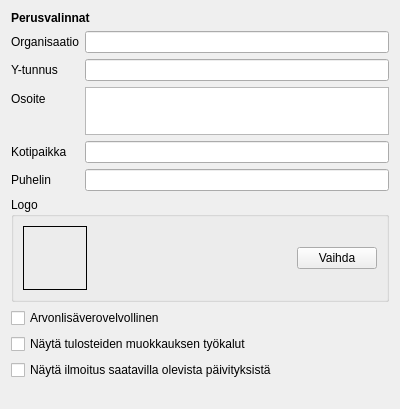
Above: kitupiikki/maaritys/perusvalinnat.ui from artoh/kitupiikki before the change. Below: the same form after it.
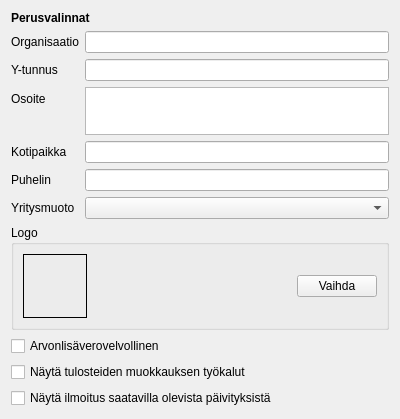
That is the form after the change.

Commit message: Muodon vaihto myös perusvalinnoissa

Patch:
```diff
--- a/kitupiikki/maaritys/perusvalinnat.ui
+++ b/kitupiikki/maaritys/perusvalinnat.ui
@@ -105,6 +105,16 @@
      <item row="4" column="1">
       <widget class="QLineEdit" name="puhelinEdit"/>
      </item>
+     <item row="5" column="0">
+      <widget class="QLabel" name="muotoLabel">
+       <property name="text">
+        <string>Yritysmuoto</string>
+       </property>
+      </widget>
+     </item>
+     <item row="5" column="1">
+      <widget class="QComboBox" name="muotoCombo"/>
+     </item>
     </layout>
    </item>
    <item>
```
The commit also changes 2 other files.
